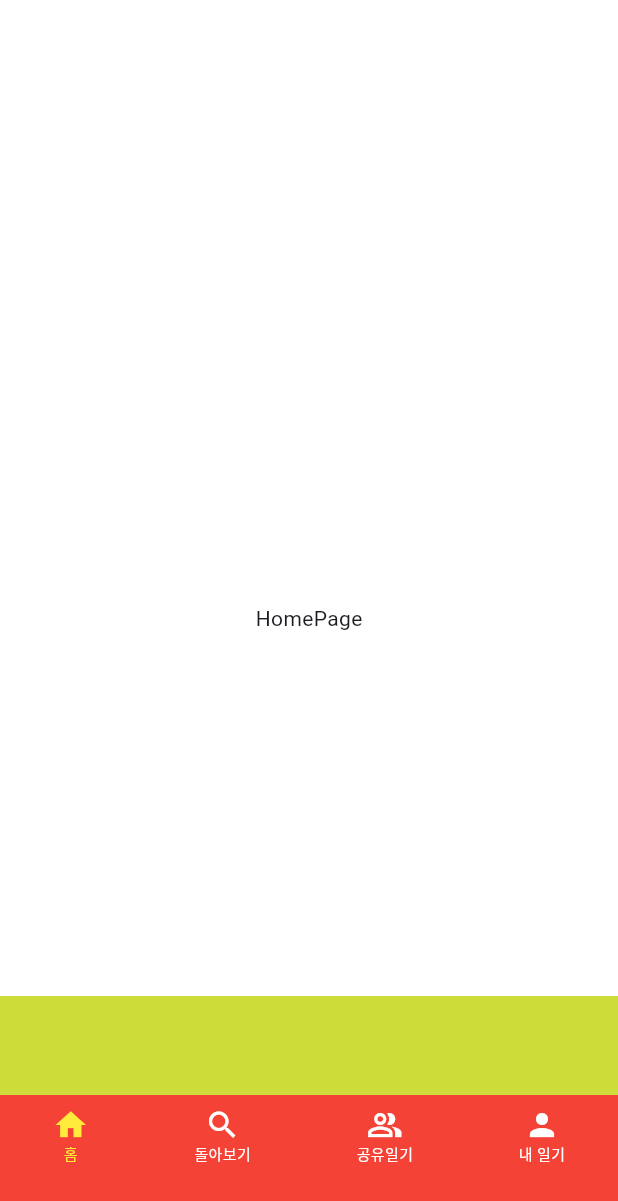
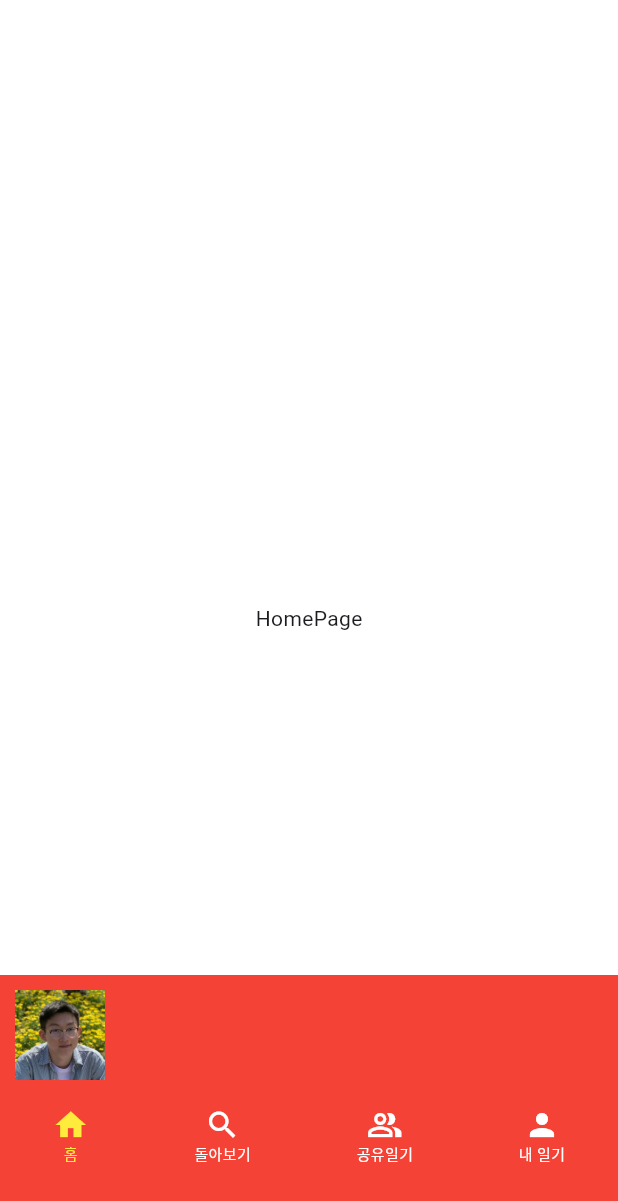
Before and after one commit to FrontStudy/wazzang_diary_app, a Flutter app: the screen it shows after launch, on a phone screen of 412 x 824 dp. Shown: the top 1201 px of the screen. Run offline on Flutter 3.47's test engine with Material 3 defaults, Android fonts, the phone set to English and light mode, and no system bars; our stand-ins replace flutter_bloc.

Commit message:
✨Feat(FirstScalableBar): FirstScalableBar 구현

```diff
--- /dev/null
+++ b/lib/core/constants/constants.dart
@@ -0,0 +1,5 @@
+const double firstBottombarHeight = 94;
+const double secondBottomBarHeight = 80;
+const double secondBottomBarTopGap = 130;
+const double pipHeight = 80;
+const double pipHeaderHeight = pipHeight;
--- /dev/null
+++ b/lib/core/utils/widget_position.dart
@@ -0,0 +1,12 @@
+class WidgetPosition {
+  final double top;
+  final double left;
+  final double width;
+  final double height;
+
+  const WidgetPosition(
+      {required this.top,
+      required this.left,
+      required this.width,
+      required this.height});
+}
--- a/lib/main.dart
+++ b/lib/main.dart
@@ -5,7 +5,9 @@ import 'presentation/bloc/main/bottom_navigation_bar_cubit.dart';
 import 'presentation/bloc/main/drag_route_cubit.dart';
 import 'presentation/bloc/main/navigator_key_cubit.dart';
 import 'core/routes/sub_navigator_routes.dart';
+import 'core/constants/constants.dart';
 import 'presentation/widgets/main/first_bottom_navi_bar.dart';
+import 'presentation/widgets/main/pip_page.dart';
 import 'presentation/widgets/main/second_bottom_navi_bar.dart';
 
 void main() {
@@ -77,13 +79,27 @@ class _MainPageState extends State<MainPage> with TickerProviderStateMixin {
     _controller!.forward();
   }
 
+  double? _getPipNeedBottom(DragState dragState) {
+    double? pipNeedBottom;
+    if (dragState.pageIndex == 0) {
+      pipNeedBottom = 0;
+    } else if (dragState.pageIndex == 1) {
+      if (dragState.firstScale == 1) {
+        pipNeedBottom = null;
+      } else {
+        pipNeedBottom = 0;
+      }
+    } else {
+      pipNeedBottom = null;
+    }
+
+    return pipNeedBottom;
+  }
+
   @override
   Widget build(BuildContext context) {
     var screenSize = MediaQuery.of(context).size;
-
-    double firstBottombarHeight = 94;
-    double secondBottomBarHeight = 80;
-    double secondBottomBarTopGap = 130;
+    var paddingTop = MediaQuery.of(context).padding.top;
 
     return Scaffold(
       body: BlocConsumer<DragRouteCubit, DragState>(
@@ -98,18 +114,8 @@ class _MainPageState extends State<MainPage> with TickerProviderStateMixin {
               dragState.isfirstScaleAnimated!);
         }
       }, builder: (context, dragState) {
-        double? pipNeedBottom;
-        if (dragState.pageIndex == 0) {
-          pipNeedBottom = 0;
-        } else if (dragState.pageIndex == 1) {
-          if (dragState.firstScale == 1) {
-            pipNeedBottom = null;
-          } else {
-            pipNeedBottom = 0;
-          }
-        } else {
-          pipNeedBottom = null;
-        }
+        double? pipNeedBottom = _getPipNeedBottom(dragState);
+
         return Stack(children: [
           Container(
               color: Colors.white,
@@ -121,27 +127,54 @@ class _MainPageState extends State<MainPage> with TickerProviderStateMixin {
               bottom: pipNeedBottom,
               child: GestureDetector(
                 onTap: (() => context.read<DragRouteCubit>().handlePipTap()),
-                onVerticalDragUpdate: ((details) => context
-                    .read<DragRouteCubit>()
-                    .handlePipDragUpdate(details.primaryDelta!)),
-                onVerticalDragEnd: ((details) =>
-                    context.read<DragRouteCubit>().handlePipDragEnd()),
+                onVerticalDragUpdate: ((details) {
+                  if (dragState.pageIndex == 2) {
+                    context
+                        .read<DragRouteCubit>()
+                        .handleSecondTabDragUpdate(details.primaryDelta!);
+                  } else {
+                    context
+                        .read<DragRouteCubit>()
+                        .handlePipDragUpdate(details.primaryDelta!);
+                  }
+                }),
+                onVerticalDragEnd: ((details) {
+                  if (dragState.pageIndex == 2) {
+                    context.read<DragRouteCubit>().handleSecondTabDragEnd();
+                  } else {
+                    context.read<DragRouteCubit>().handlePipDragEnd();
+                  }
+                }),
                 child: Container(
-                  color: Colors.lime,
-                  height: 160 +
-                      (screenSize.height - secondBottomBarHeight) *
-                          dragState.firstScale -
-                      (screenSize.height - secondBottomBarTopGap) *
-                          dragState.secondScale,
-                  width: screenSize.width,
-                ),
+                    color: Colors.red,
+                    padding:
+                        EdgeInsets.only(top: paddingTop * dragState.firstScale),
+                    height: pipHeight +
+                        firstBottombarHeight +
+                        (screenSize.height -
+                                (pipHeight + firstBottombarHeight)) *
+                            dragState.firstScale -
+                        (screenSize.height - pipHeight - paddingTop) *
+                            dragState.secondScale,
+                    width: screenSize.width,
+                    child: PipPage(
+                        width: screenSize.width,
+                        height: screenSize.height - paddingTop)),
               )),
           Positioned(
               bottom: 0,
               child: GestureDetector(
-                onVerticalDragUpdate: ((details) => context
-                    .read<DragRouteCubit>()
-                    .handleSecondTabDragUpdate(details.primaryDelta!)),
+                onVerticalDragUpdate: ((details) {
+                  if (dragState.pageIndex == 2) {
+                    context
+                        .read<DragRouteCubit>()
+                        .handleSecondTabDragUpdate(details.primaryDelta!);
+                  } else {
+                    context
+                        .read<DragRouteCubit>()
+                        .handleSecondTabDragUpdate(details.primaryDelta!);
+                  }
+                }),
                 onVerticalDragEnd: ((details) =>
                     context.read<DragRouteCubit>().handleSecondTabDragEnd()),
                 child: Opacity(
--- a/lib/presentation/bloc/main/drag_route_cubit.dart
+++ b/lib/presentation/bloc/main/drag_route_cubit.dart
@@ -34,6 +34,16 @@ class DragState {
         shouldAnimate ?? this.shouldAnimate,
         animateTargetScale ?? this.animateTargetScale,
         isfirstScaleAnimated ?? this.isfirstScaleAnimated);
+  }
+
+  int getDragingIndex() {
+    if (firstScale >= 0 && secondScale == 0) {
+      return 0;
+    } else if (firstScale == 1 && secondScale >= 0) {
+      return 1;
+    } else {
+      return -1;
+    }
   }
 }
 
--- /dev/null
+++ b/lib/presentation/widgets/main/cover_image_widget.dart
@@ -0,0 +1,32 @@
+import 'package:flutter/material.dart';
+import 'package:flutter_bloc/flutter_bloc.dart';
+
+import '../../../core/utils/widget_position.dart';
+import '../../bloc/main/drag_route_cubit.dart';
+
+class CoverImageWidget extends StatelessWidget {
+  final List<WidgetPosition> positions;
+
+  const CoverImageWidget({required this.positions, super.key});
+
+  @override
+  Widget build(BuildContext context) {
+    return BlocBuilder<DragRouteCubit, DragState>(
+      builder: (context, state) {
+        int index = state.getDragingIndex();
+        return Positioned(
+          top: positions[index].top,
+          left: positions[index].left,
+          child: SizedBox(
+            width: positions[index].width,
+            height: positions[index].height,
+            child: Image.asset(
+              'assets/images/user_profile_sample.jpg',
+              fit: BoxFit.cover,
+            ),
+          ),
+        );
+      },
+    );
+  }
+}
--- /dev/null
+++ b/lib/presentation/widgets/main/pip_page.dart
@@ -0,0 +1,95 @@
+import 'package:flutter/material.dart';
+import 'package:flutter_bloc/flutter_bloc.dart';
+
+import '../../../core/utils/widget_position.dart';
+import '../../bloc/main/drag_route_cubit.dart';
+import '../../../core/constants/constants.dart';
+import 'cover_image_widget.dart';
+
+class PipPage extends StatelessWidget {
+  final double width;
+  final double height;
+
+  const PipPage({required this.width, required this.height, super.key});
+
+  List<WidgetPosition> _getWidgetPositions(double imageFirstLeftRatio,
+      double imageSecondLeftRatio, double imageThirdTop, DragState state) {
+    double imageFirstLeft = width * imageFirstLeftRatio;
+    double imageFirstTop = imageFirstLeft;
+    double imageFirstVerticalPadingInPip = imageFirstTop * 2;
+    double imageFirstWidth = pipHeight - imageFirstVerticalPadingInPip;
+    double imageFirstHeight = pipHeight - imageFirstVerticalPadingInPip;
+
+    double imageSecondTop = pipHeaderHeight;
+    double imageSecondLeft = width * imageSecondLeftRatio;
+    double imageSecondWidth = width - imageSecondLeft * 2;
+    double imageSecondHeight = imageSecondWidth;
+    double imageThirdLeft = imageFirstLeft;
+    double imageThirdVerticalPadingInPip = imageThirdLeft * 2;
+    double imageThirdWidth = pipHeight - imageThirdVerticalPadingInPip;
+    double imageThirdHeight = pipHeaderHeight - imageThirdVerticalPadingInPip;
+
+    List<WidgetPosition> imagePositions = [
+      WidgetPosition(
+          top: imageFirstTop +
+              (imageSecondTop - imageFirstTop) * state.firstScale,
+          left: imageFirstLeft +
+              (imageSecondLeft - imageFirstLeft) * state.firstScale,
+          width: imageFirstWidth +
+              (imageSecondWidth - imageFirstWidth) * state.firstScale,
+          height: imageFirstHeight +
+              (imageSecondHeight - imageFirstHeight) * state.firstScale),
+      WidgetPosition(
+          top: imageSecondTop +
+              (imageThirdTop - imageSecondTop) * state.secondScale,
+          left: imageSecondLeft +
+              (imageThirdLeft - imageSecondLeft) * state.secondScale,
+          width: imageSecondWidth +
+              (imageThirdWidth - imageSecondWidth) * state.secondScale,
+          height: imageSecondHeight +
+              (imageThirdHeight - imageSecondHeight) * state.secondScale),
+    ];
+    return imagePositions;
+  }
+
+  @override
+  Widget build(BuildContext context) {
+    return BlocBuilder<DragRouteCubit, DragState>(builder: (context, state) {
+      //반응형의 근거가 될 변수 선언
+      const double imageFirstLeftRatio = 0.025;
+      const double imageSecondLeftRatio = 0.1;
+      const double imageThirdTop = 0;
+
+      List<WidgetPosition> positions = _getWidgetPositions(
+          imageFirstLeftRatio, imageSecondLeftRatio, imageThirdTop, state);
+
+      return Stack(
+        children: [
+          _pipHeaderWidget(
+            opacity: state.secondScale > 0
+                ? 1 - state.secondScale
+                : state.firstScale,
+            stackWidth: width,
+          ),
+          CoverImageWidget(positions: positions)
+        ],
+      );
+    });
+  }
+
+  Widget _pipHeaderWidget(
+      {required double stackWidth, required double opacity}) {
+    return Positioned(
+      top: 0,
+      left: 0,
+      child: Opacity(
+        opacity: opacity,
+        child: Container(
+          color: Colors.red,
+          height: pipHeaderHeight,
+          width: stackWidth,
+        ),
+      ),
+    );
+  }
+}
--- /dev/null
+++ b/lib/presentation/widgets/main/second_scalable_bar.dart
@@ -0,0 +1,10 @@
+import 'package:flutter/material.dart';
+
+class SecondScalableBar extends StatelessWidget {
+  const SecondScalableBar({super.key});
+
+  @override
+  Widget build(BuildContext context) {
+    return const Placeholder();
+  }
+}
```
